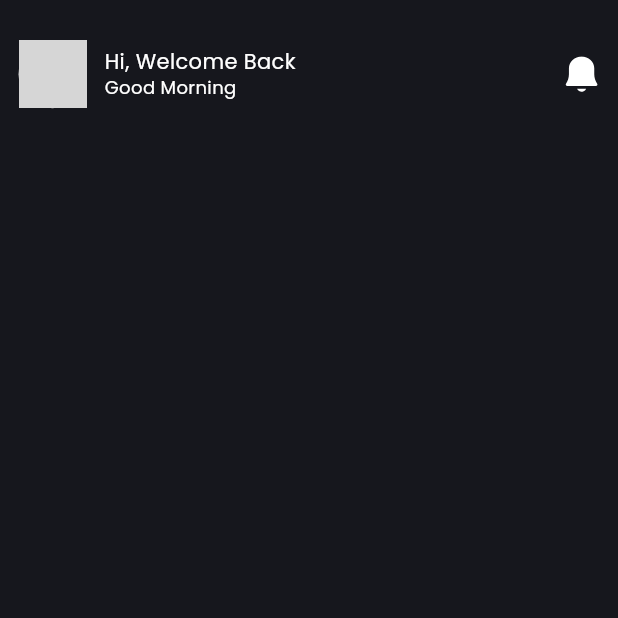
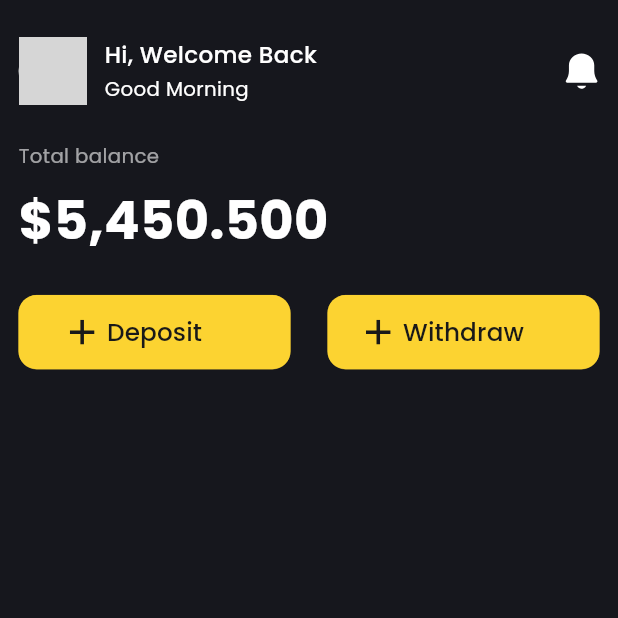
Before and after one commit to devhimuBlockVerse/andromarkets, a Flutter app: the DashboardView screen opened directly, on a phone screen of 412 x 824 dp, the top half of it. Run offline on Flutter 3.47's test engine with Material 3 defaults, Android fonts, the phone set to English and light mode, and no system bars; our stand-ins replace flutter_svg, google_sign_in, shared_preferences; accounts and stored records are empty; network calls fail; grey boxes are pictures that could not be loaded.

Commit message:
Ongoing Dashboard

```diff
--- a/lib/presentation/bottom_navigation.dart
+++ b/lib/presentation/bottom_navigation.dart
@@ -30,7 +30,7 @@ class _BottomNavigationState extends State<BottomNavigation> with TickerProvider
     ProfileView()
   ];
 
-  final List<String> _labels = [ 'Menu', 'Wallet', 'Trade', 'Profile',];
+  final List<String> _labels = [ 'Menu', 'Wallet', 'Account', 'Profile',];
 
   final List<String> _imagePaths = [
 
--- a/lib/presentation/components/buttonComponent.dart
+++ b/lib/presentation/components/buttonComponent.dart
@@ -11,7 +11,9 @@ class PrimaryButton extends StatelessWidget {
   final String? leftIcon;
   final String? rightIcon;
   final Color? iconColor;
-
+  final double? iconSize;
+  final double? buttonWidth;
+  final double? buttonHeight;
   const PrimaryButton({
     super.key,
     required this.buttonText,
@@ -20,7 +22,7 @@ class PrimaryButton extends StatelessWidget {
     required this.textStyle,
     this.leftIcon,
     this.rightIcon,
-    this.iconColor,
+    this.iconColor, this.iconSize, this.buttonWidth, this.buttonHeight,
   });
 
   Color get backgroundColor {
@@ -57,14 +59,13 @@ class PrimaryButton extends StatelessWidget {
     final width = MediaQuery.of(context).size.width;
 
 
-    final buttonWidth = width * 0.8;
-    final buttonHeight = width * 0.12;
-    final iconSize = width * 0.06;
-    final spacing = width * 0.02;
+    final defaultWidth  = width * 0.8;
+    final defaultHeight  = width * 0.12;
+     final spacing = width * 0.02;
 
     return SizedBox(
-      width: buttonWidth,
-      height: buttonHeight,
+      width: buttonWidth ?? defaultWidth,
+      height: buttonHeight ?? defaultHeight,
       child: ElevatedButton(
         onPressed: onPressed,
         style: ElevatedButton.styleFrom(
@@ -79,7 +80,7 @@ class PrimaryButton extends StatelessWidget {
         child: Row(
           mainAxisAlignment: MainAxisAlignment.center,
           children: [
-            _buildIcon(leftIcon, iconSize),
+            _buildIcon(leftIcon, iconSize!),
             SizedBox(width: spacing),
             Flexible(
               child: FittedBox(
@@ -92,7 +93,7 @@ class PrimaryButton extends StatelessWidget {
               ),
             ),
             SizedBox(width: spacing),
-            _buildIcon(rightIcon, iconSize),
+            _buildIcon(rightIcon, iconSize!),
           ],
         ),
       ),
--- a/lib/presentation/screens/dashboard/dashboard_view.dart
+++ b/lib/presentation/screens/dashboard/dashboard_view.dart
@@ -48,76 +48,108 @@ class _DashboardViewState extends State<DashboardView> {
           crossAxisAlignment: CrossAxisAlignment.start,
           children: [
 
-            SizedBox(
-              height: screenHeight * 0.12,
-               child: Row(
+            SizedBox(height: screenHeight * 0.03),
+
+            Row(
               mainAxisAlignment: MainAxisAlignment.spaceBetween,
-                crossAxisAlignment: CrossAxisAlignment.center,
               children: [
-                  Expanded(
-                    child: Row(
-                      mainAxisSize: MainAxisSize.min,
-                      mainAxisAlignment: MainAxisAlignment.start,
-                      crossAxisAlignment: CrossAxisAlignment.center,
+                 Row(
                   children: [
                      Container(
                       width: screenWidth * 0.11,
                       height: screenWidth * 0.11,
-                          // height: 40,
-                          decoration: ShapeDecoration(
-                            shape: OvalBorder(),
-                            color: Colors.grey[300],
-                            image: DecorationImage(
+                      decoration: BoxDecoration(
+                        shape: BoxShape.circle,
+                        image: const DecorationImage(
                           image: NetworkImage("https://picsum.photos/40/40"),
                           fit: BoxFit.cover,
                         ),
+                        color: Colors.grey[300],
                       ),
                     ),
                     const SizedBox(width: 12),
-                        Expanded(
-                          child: Column(
-                            mainAxisSize: MainAxisSize.min,
-                            mainAxisAlignment: MainAxisAlignment.center,
+                    // Welcome Texts
+                    Column(
                       crossAxisAlignment: CrossAxisAlignment.start,
                       children: [
                         Text(
                           'Hi, Welcome Back',
-                                style: TextStyle(
-                                  color: Colors.white,
-                                  fontSize: 14,
-                                  fontFamily: 'Poppins',
-                                  height: 1.2,
+                          style: AppTextStyle.bodySmallMid(
+                            context,
+                            color: AppColors.primaryText,
                           ),
                         ),
                         const SizedBox(height: 2),
                         Text(
                           'Good Morning',
-                                style: TextStyle(
-                                  color: Colors.white,
-                                  fontSize: 12,
-                                  fontFamily: 'Poppins',
-                                  height: 1.2,
+                          style: AppTextStyle.bodySmall2x(
+                            context,
+                            color: AppColors.primaryText,
                           ),
                         ),
                       ],
                     ),
+                  ],
+                ),
+
+                // Notification Icon
+                SvgPicture.asset(
+                  'assets/icons/notificationIcon.svg',
+                  width: 24,
+                  height: 24,
+                  colorFilter: const ColorFilter.mode(Colors.white, BlendMode.srcIn),
                 ),
               ],
             ),
+
+            SizedBox(height: screenHeight * 0.03),
+
+            Text(
+              'Total balance',
+              style: AppTextStyle.bodySmall2x(context,color: Colors.white60),
             ),
 
-                  Center(
-                    child: SvgPicture.asset(
-                      'assets/icons/notificationIcon.svg',
-                      height: 24, // Icon size
-                      width: 24,
-                      colorFilter: ColorFilter.mode(Colors.white, BlendMode.srcIn),
+            SizedBox(height: screenHeight * 0.01),
+
+            Text(
+              "\$5,450.500",
+              style: AppTextStyle.h0(context,color: Colors.white),
             ),
+
+            SizedBox(height: screenHeight * 0.03),
+
+            Row(
+              mainAxisAlignment: MainAxisAlignment.spaceBetween,
+              children: [
+                Expanded(
+                  child: PrimaryButton(
+                    buttonText:'Deposit',
+                    buttonType: ButtonType.primary,
+                    onPressed: (){},
+                    textStyle: AppTextStyle.buttonsMedium(context),
+                    leftIcon:  'assets/icons/depositAdd.svg',
+                    iconSize: screenWidth * 0.04,
+                    buttonWidth: screenWidth * 0.5,
+                  ),
+                ),
+
+                SizedBox(width: screenHeight * 0.03),
+
+                Expanded(
+                  child: PrimaryButton(
+                    buttonText:'Withdraw',
+                    buttonType: ButtonType.primary,
+                    onPressed: (){},
+                    textStyle: AppTextStyle.buttonsMedium(context),
+                    leftIcon:  'assets/icons/depositAdd.svg',
+                    iconSize: screenWidth * 0.04,
+                    buttonWidth: screenWidth * 0.5,
+                  ),
+                ),
+              ],
             )
 
-                ],
-              ),
-            )
+
           ],
         ),
       )
```
Also changed, not shown: assets/icons/depositAdd.svg (added). Lines whose indentation alone changed are shown as unchanged.
